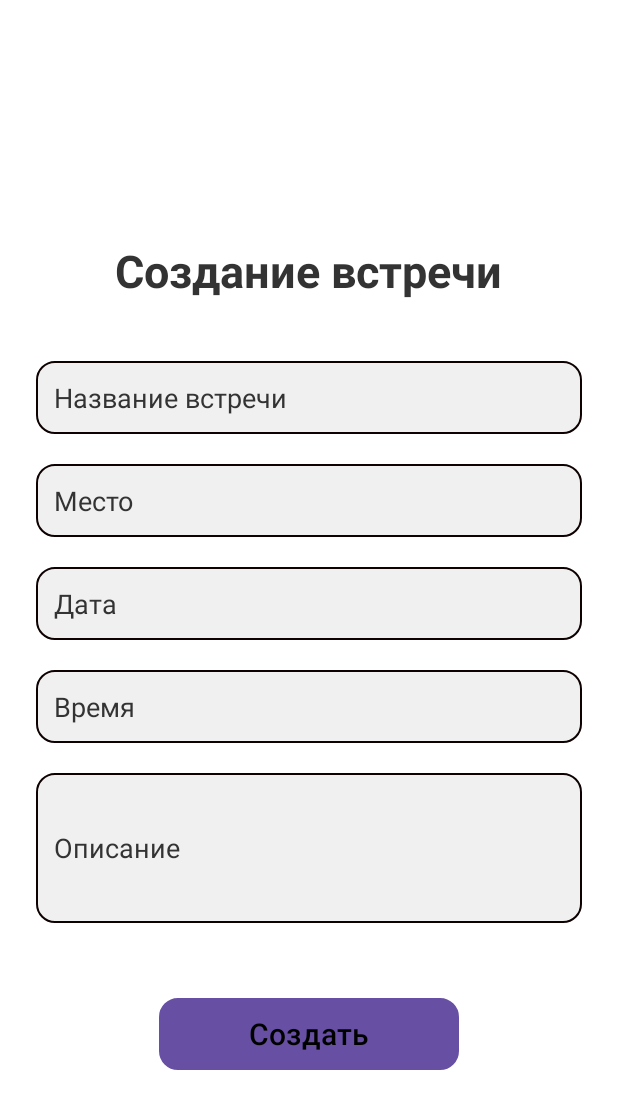
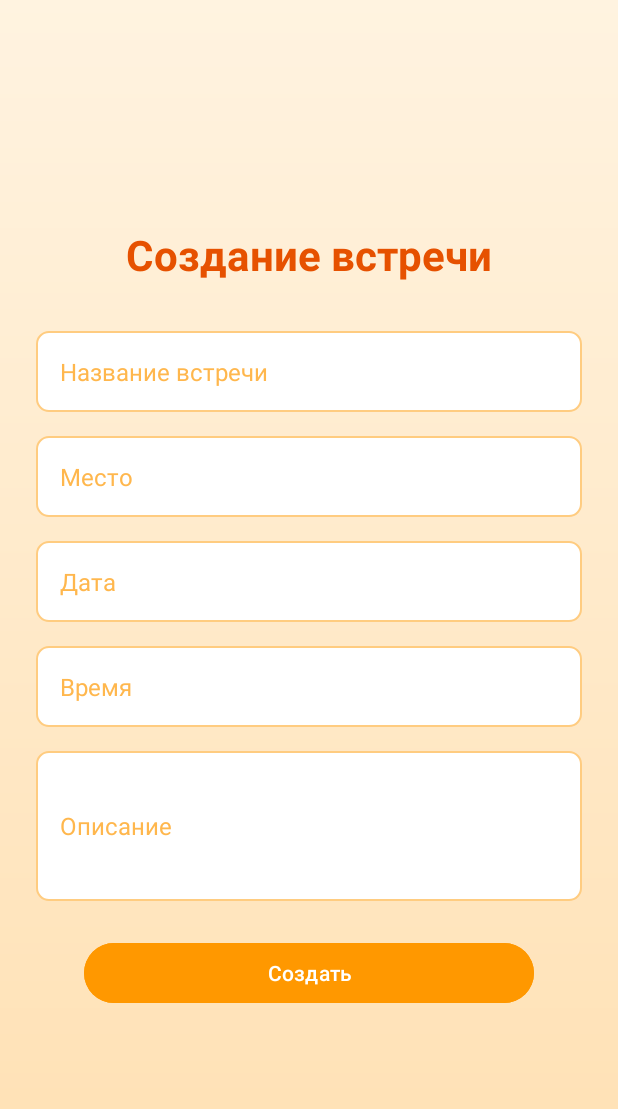
Before and after one commit to Tunez666/cursuch, an Android app: the create_m screen opened directly, with no data from a screen before it, on a phone screen of 412 x 824 dp. Shown: the top 1109 px of the screen. Run offline under Robolectric (Android 15) with nearby library versions, the phone set to English and light mode, and no system bars.

Commit message:
all design good

```diff
--- a/app/src/main/res/layout/activity_create_m.xml
+++ b/app/src/main/res/layout/activity_create_m.xml
@@ -6,101 +6,86 @@
     android:layout_height="match_parent"
     android:orientation="vertical"
     android:padding="24dp"
-    android:background="@android:color/white"
+    android:background="@drawable/fox_gradient_background"
     tools:context=".create_m"
     android:gravity="center">
 
-    <!-- Заголовок -->
     <TextView
         android:id="@+id/titleTextView"
         android:layout_width="wrap_content"
         android:layout_height="wrap_content"
-        android:layout_gravity="center"
         android:text="Создание встречи"
-        android:textSize="30sp"
+        android:textSize="28sp"
         android:textStyle="bold"
-        android:textColor="#333333"
-        android:layout_marginTop="50dp"
-        android:layout_marginBottom="40dp" />
+        android:textColor="@color/fox_dark_orange"
+        android:layout_marginBottom="32dp" />
 
-    <!-- Название встречи -->
     <EditText
         android:id="@+id/namee"
         android:layout_width="match_parent"
         android:layout_height="wrap_content"
-        android:layout_gravity="center"
         android:hint="Название встречи"
-        android:textSize="18sp"
-        android:padding="12dp"
-        android:textColorHint="#333333"
-        android:background="@drawable/rounded_edittext"
-        android:layout_marginBottom="20dp" />
+        android:textSize="16sp"
+        android:padding="16dp"
+        android:background="@drawable/fox_edit_text_background"
+        android:textColorHint="@color/fox_light_orange"
+        android:layout_marginBottom="16dp" />
 
-    <!-- Место -->
     <EditText
         android:id="@+id/place"
         android:layout_width="match_parent"
         android:layout_height="wrap_content"
-        android:layout_gravity="center"
         android:hint="Место"
-        android:textSize="18sp"
-        android:padding="12dp"
-        android:textColorHint="#333333"
-        android:background="@drawable/rounded_edittext"
-        android:layout_marginBottom="20dp" />
+        android:textSize="16sp"
+        android:padding="16dp"
+        android:background="@drawable/fox_edit_text_background"
+        android:textColorHint="@color/fox_light_orange"
+        android:layout_marginBottom="16dp" />
 
-    <!-- Дата -->
     <EditText
         android:id="@+id/datee"
         android:layout_width="match_parent"
         android:layout_height="wrap_content"
-        android:layout_gravity="center"
         android:hint="Дата"
-        android:textSize="18sp"
-        android:padding="12dp"
-        android:textColorHint="#333333"
-        android:background="@drawable/rounded_edittext"
-        android:layout_marginBottom="20dp" />
+        android:textSize="16sp"
+        android:padding="16dp"
+        android:background="@drawable/fox_edit_text_background"
+        android:textColorHint="@color/fox_light_orange"
+        android:layout_marginBottom="16dp" />
 
-    <!-- Время -->
     <EditText
         android:id="@+id/timee"
         android:layout_width="match_parent"
         android:layout_height="wrap_content"
-        android:layout_gravity="center"
         android:hint="Время"
-        android:textSize="18sp"
-        android:padding="12dp"
-        android:textColorHint="#333333"
-        android:background="@drawable/rounded_edittext"
-        android:layout_marginBottom="20dp" />
+        android:textSize="16sp"
+        android:padding="16dp"
+        android:background="@drawable/fox_edit_text_background"
+        android:textColorHint="@color/fox_light_orange"
+        android:layout_marginBottom="16dp" />
 
-    <!-- Описание -->
     <EditText
         android:id="@+id/desc"
         android:layout_width="match_parent"
         android:layout_height="wrap_content"
-        android:layout_gravity="center"
         android:hint="Описание"
-        android:textSize="18sp"
-        android:padding="12dp"
-        android:textColorHint="#333333"
-        android:background="@drawable/rounded_edittext"
-        android:layout_marginBottom="30dp"
+        android:textSize="16sp"
+        android:padding="16dp"
+        android:background="@drawable/fox_edit_text_background"
+        android:textColorHint="@color/fox_light_orange"
+        android:layout_marginBottom="24dp"
         android:inputType="textMultiLine"
         android:minHeight="100dp"
         android:maxLines="3" />
 
-    <!-- Кнопка "Создать" -->
     <Button
         android:id="@+id/cr_m"
-        android:layout_width="200dp"
+        android:layout_width="match_parent"
         android:layout_height="wrap_content"
         android:text="Создать"
-        android:layout_gravity="center"
-        android:textSize="20sp"
-        android:textColorHint="#333333"
-        android:layout_marginTop="20dp"
-        android:background="@drawable/rounded_button"
-        android:textColor="@android:color/black" />
+        android:textSize="14sp"
+        android:backgroundTint="@color/fox_orange"
+        android:textColor="@android:color/white"
+        android:layout_marginStart="32dp"
+        android:layout_marginEnd="32dp" />
 </LinearLayout>
```
Also changed, not shown: app/src/main/res/layout/activity_add_friend.xml (+23 -18 lines), app/src/main/res/layout/activity_glavnay.xml (+1 -9 lines), app/src/main/res/layout/activity_login.xml (+21 -38 lines), app/src/main/res/layout/activity_main.xml (+23 -41 lines).
